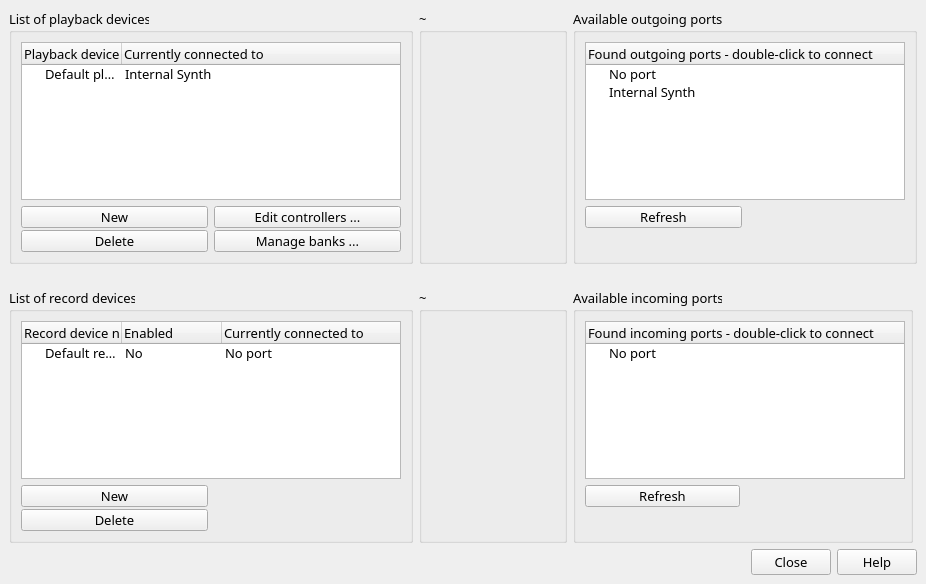
Qt form src/gui/ui/DevicesManagerNewUi.ui (nengxu/rosegarden) before a commit.
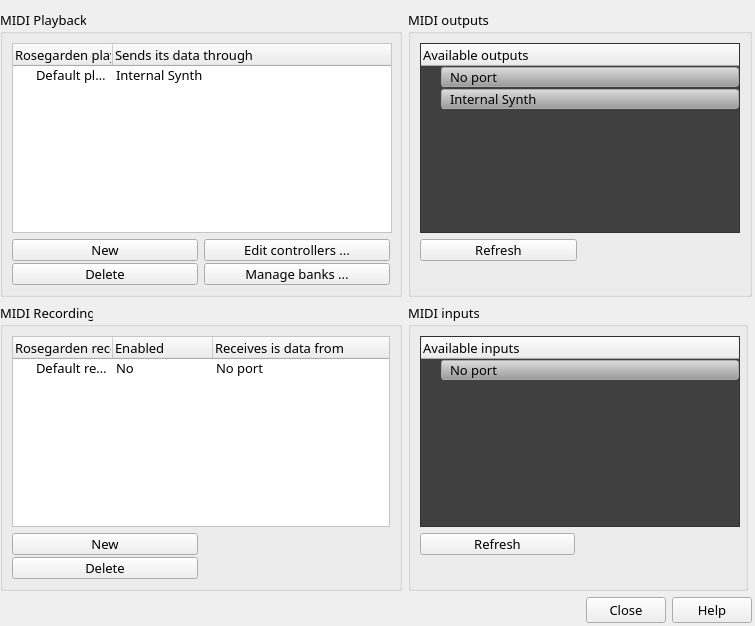
The same form after that commit. Icons and pictures are not drawn.

Commit message: * a bit of rearranging in the new device manager, trying to make it more obvious   what things are for by making the "click to connect" list items resemble   buttons

```diff
--- a/src/gui/ui/DevicesManagerNewUi.ui
+++ b/src/gui/ui/DevicesManagerNewUi.ui
@@ -6,8 +6,8 @@
    <rect>
     <x>0</x>
     <y>0</y>
-    <width>924</width>
-    <height>584</height>
+    <width>755</width>
+    <height>626</height>
    </rect>
   </property>
   <property name="font" >
@@ -25,16 +25,20 @@
     <normaloff>:/pixmaps/DevicesManagerNew/icon-midi-connect.png</normaloff>:/pixmaps/DevicesManagerNew/icon-midi-connect.png</iconset>
   </property>
   <widget class="QWidget" name="centralwidget" >
-   <layout class="QGridLayout" name="gridLayout_2" >
-    <item row="0" column="0" >
+   <widget class="QWidget" name="" >
+    <property name="geometry" >
+     <rect>
+      <x>0</x>
+      <y>10</y>
+      <width>752</width>
+      <height>613</height>
+     </rect>
+    </property>
      <layout class="QGridLayout" name="gridLayout" >
-      <property name="verticalSpacing" >
-       <number>24</number>
-      </property>
       <item row="0" column="0" >
        <widget class="QGroupBox" name="groupBox" >
         <property name="title" >
-         <string>List of playback devices</string>
+        <string>MIDI Playback</string>
         </property>
         <layout class="QGridLayout" name="gridLayout_3" >
          <item row="0" column="0" colspan="2" >
@@ -70,6 +74,17 @@
            <property name="autoFillBackground" >
             <bool>false</bool>
            </property>
+          <property name="styleSheet" >
+           <string notr="true" >QTreeView
+{
+    background-color: #FFFFFF;
+    alternate-background-color: #EEEEFF;
+    color: #000000;
+    selection-background-color: #80AFFF;
+    selection-color: #FFFFFF;
+}
+</string>
+          </property>
            <property name="frameShape" >
             <enum>QFrame::StyledPanel</enum>
            </property>
@@ -78,12 +93,12 @@
            </property>
            <column>
             <property name="text" >
-             <string>Playback device name</string>
+            <string>Rosegarden playback device</string>
             </property>
            </column>
            <column>
             <property name="text" >
-             <string>Currently connected to</string>
+            <string>Sends its data through</string>
             </property>
            </column>
            <item>
@@ -244,10 +259,264 @@
         </layout>
        </widget>
       </item>
+     <item row="0" column="1" >
+      <widget class="QGroupBox" name="groupBox_2" >
+       <property name="sizePolicy" >
+        <sizepolicy vsizetype="Preferred" hsizetype="Preferred" >
+         <horstretch>0</horstretch>
+         <verstretch>0</verstretch>
+        </sizepolicy>
+       </property>
+       <property name="title" >
+        <string>MIDI outputs</string>
+       </property>
+       <layout class="QGridLayout" name="gridLayout_4" >
+        <item row="0" column="0" colspan="2" >
+         <widget class="QTreeWidget" name="m_treeWidget_outputPorts" >
+          <property name="sizePolicy" >
+           <sizepolicy vsizetype="Expanding" hsizetype="Preferred" >
+            <horstretch>0</horstretch>
+            <verstretch>0</verstretch>
+           </sizepolicy>
+          </property>
+          <property name="minimumSize" >
+           <size>
+            <width>320</width>
+            <height>0</height>
+           </size>
+          </property>
+          <property name="maximumSize" >
+           <size>
+            <width>16777215</width>
+            <height>16777215</height>
+           </size>
+          </property>
+          <property name="font" >
+           <font>
+            <family>Sans Serif</family>
+            <pointsize>10</pointsize>
+           </font>
+          </property>
+          <property name="toolTip" >
+           <string>&lt;!DOCTYPE HTML PUBLIC "-//W3C//DTD HTML 4.0//EN" "http://www.w3.org/TR/REC-html40/strict.dtd">
+&lt;html>&lt;head>&lt;meta name="qrichtext" content="1" />&lt;style type="text/css">
+p, li { white-space: pre-wrap; }
+&lt;/style>&lt;/head>&lt;body style=" font-family:'Sans Serif'; font-size:10pt; font-weight:400; font-style:normal;">
+&lt;p style=" margin-top:0px; margin-bottom:0px; margin-left:0px; margin-right:0px; -qt-block-indent:0; text-indent:0px;">First select (or create) a playback device (at left). Then &lt;span style=" text-decoration: underline;">double-click&lt;/span> here&lt;span style=" text-decoration: underline;"> to connect&lt;/span> it to an outgoing alsa-&lt;span style=" text-decoration: underline;">midi port.&lt;/span>&lt;/p>
+&lt;p style=" margin-top:0px; margin-bottom:0px; margin-left:0px; margin-right:0px; -qt-block-indent:0; text-indent:0px;">Alsa-midi ports are created by the drivers for external midi hardware, or by midi-software itself, e.g. by software-synthesizers. &lt;/p>
+&lt;p style="-qt-paragraph-type:empty; margin-top:0px; margin-bottom:0px; margin-left:0px; margin-right:0px; -qt-block-indent:0; text-indent:0px;">&lt;/p>&lt;/body>&lt;/html></string>
+          </property>
+          <property name="styleSheet" >
+           <string notr="true" >/*Style the QTreeWidget items in this widget to resemble and behave like push buttons.*/
+
+QTreeView {
+     show-decoration-selected: 1;
+     background-color: #404040;
+     selection-background-color: #404040;
+}
+
+QTreeView::item {
+    border: 1px solid #AAAAAA;
+    border-radius: 3px;
+    background-color: qlineargradient(spread:pad, x1:0, y1:1, x2:0, y2:0, stop:0 #999999, stop:1 #DDDDDD);
+    color: #000000;
+    padding: 0 5px 0 5px;
+    margin: 1px 0 1px 0; /* force some space to better resemble buttons */
+}
+
+QTreeView::item:hover {
+    border: 1px solid #AAAAAA;
+    border-radius: 3px;
+    background-color: #CCDFFF;
+    color: #000000;
+}
+
+QTreeView::item:selected {
+
+/* styling them as "pushed" doesn't work, because these buttons don't really push.  Whatever "sends data through" selected on the left, the button here turns bold. That might be the place to use the "pushed" look, but I don't see where that is happening right off.  Maybe in the code.  Skipping this for now.
+*/
+/*    border: 1px solid #E0E0E0;
+    border-radius: 3px;
+    background-color: qlineargradient(spread:pad, x1:0, y1:1, x2:0, y2:0, stop:0 #E0E0E0, stop:1 #EEEEEE);*/
+
+}
+
+QTreeView::item:selected:active{
+/* do nothing different */
+}
+
+QTreeView::item:selected:!active {
+/* do nothing different */
+}
+
+QTreeView::branch {
+/*    background: #404040; */
+    border-image: url(:pixmaps/style/connect-button-arrow.png) 1;
+}</string>
+          </property>
+          <column>
+           <property name="text" >
+            <string>Available outputs</string>
+           </property>
+          </column>
+          <item>
+           <property name="text" >
+            <string>No port</string>
+           </property>
+           <property name="icon" >
+            <iconset>
+             <normaloff>:/default/icon-plugged-out.png</normaloff>:/default/icon-plugged-out.png</iconset>
+           </property>
+          </item>
+          <item>
+           <property name="text" >
+            <string>Internal Synth</string>
+           </property>
+           <property name="icon" >
+            <iconset>
+             <normaloff>:/default/icon-plugged-out.png</normaloff>:/default/icon-plugged-out.png</iconset>
+           </property>
+          </item>
+         </widget>
+        </item>
+        <item row="1" column="0" >
+         <widget class="QFrame" name="frame_3" >
+          <property name="frameShape" >
+           <enum>QFrame::NoFrame</enum>
+          </property>
+          <property name="frameShadow" >
+           <enum>QFrame::Raised</enum>
+          </property>
+          <layout class="QVBoxLayout" name="verticalLayout_2" >
+           <property name="spacing" >
+            <number>2</number>
+           </property>
+           <property name="margin" >
+            <number>0</number>
+           </property>
+           <item>
+            <widget class="QPushButton" name="pushButton_refreshOutputPorts" >
+             <property name="minimumSize" >
+              <size>
+               <width>0</width>
+               <height>0</height>
+              </size>
+             </property>
+             <property name="maximumSize" >
+              <size>
+               <width>16777215</width>
+               <height>22</height>
+              </size>
+             </property>
+             <property name="toolTip" >
+              <string>&lt;!DOCTYPE HTML PUBLIC "-//W3C//DTD HTML 4.0//EN" "http://www.w3.org/TR/REC-html40/strict.dtd">
+&lt;html>&lt;head>&lt;meta name="qrichtext" content="1" />&lt;style type="text/css">
+p, li { white-space: pre-wrap; }
+&lt;/style>&lt;/head>&lt;body style=" font-family:'Sans Serif'; font-size:10pt; font-weight:400; font-style:normal;">
+&lt;p style=" margin-top:0px; margin-bottom:0px; margin-left:0px; margin-right:0px; -qt-block-indent:0; text-indent:0px;">Click to refresh the port-list, if a new midi-device was (de-)connected, or a midi-software was opened or closed. Rosegarden also provides some support to auto-detect these kind of changes.&lt;/p>
+&lt;p style="-qt-paragraph-type:empty; margin-top:0px; margin-bottom:0px; margin-left:0px; margin-right:0px; -qt-block-indent:0; text-indent:0px;">&lt;/p>&lt;/body>&lt;/html></string>
+             </property>
+             <property name="text" >
+              <string>Refresh</string>
+             </property>
+             <property name="flat" >
+              <bool>false</bool>
+             </property>
+            </widget>
+           </item>
+           <item>
+            <widget class="QPushButton" name="pushButton_addLV2Device" >
+             <property name="enabled" >
+              <bool>true</bool>
+             </property>
+             <property name="sizePolicy" >
+              <sizepolicy vsizetype="Minimum" hsizetype="Minimum" >
+               <horstretch>0</horstretch>
+               <verstretch>0</verstretch>
+              </sizepolicy>
+             </property>
+             <property name="minimumSize" >
+              <size>
+               <width>0</width>
+               <height>0</height>
+              </size>
+             </property>
+             <property name="maximumSize" >
+              <size>
+               <width>16777215</width>
+               <height>22</height>
+              </size>
+             </property>
+             <property name="toolTip" >
+              <string>&lt;!DOCTYPE HTML PUBLIC "-//W3C//DTD HTML 4.0//EN" "http://www.w3.org/TR/REC-html40/strict.dtd">
+&lt;html>&lt;head>&lt;meta name="qrichtext" content="1" />&lt;style type="text/css">
+p, li { white-space: pre-wrap; }
+&lt;/style>&lt;/head>&lt;body style=" font-family:'Sans Serif'; font-size:10pt; font-weight:400; font-style:normal;">
+&lt;p style=" margin-top:0px; margin-bottom:0px; margin-left:0px; margin-right:0px; -qt-block-indent:0; text-indent:0px;">LV2 is the most recent plugin standard for linux audio and effect plugins.&lt;/p>
+&lt;p style=" margin-top:0px; margin-bottom:0px; margin-left:0px; margin-right:0px; -qt-block-indent:0; text-indent:0px;">More information is available on the &lt;a href="http://lv2plug.in/">&lt;span style=" text-decoration: underline; color:#0057ae;">LV2 Plugin Website&lt;/span>&lt;/a> .&lt;/p>
+&lt;p style="-qt-paragraph-type:empty; margin-top:0px; margin-bottom:0px; margin-left:0px; margin-right:0px; -qt-block-indent:0; text-indent:0px;">&lt;/p>&lt;/body>&lt;/html></string>
+             </property>
+             <property name="text" >
+              <string comment="Create, load or export bank (or patch) definitions with program names for the selected device." />
+             </property>
+             <property name="flat" >
+              <bool>true</bool>
+             </property>
+            </widget>
+           </item>
+          </layout>
+         </widget>
+        </item>
+        <item row="1" column="1" >
+         <widget class="QFrame" name="frame_4" >
+          <property name="frameShape" >
+           <enum>QFrame::NoFrame</enum>
+          </property>
+          <property name="frameShadow" >
+           <enum>QFrame::Raised</enum>
+          </property>
+          <layout class="QVBoxLayout" name="verticalLayout_7" >
+           <property name="spacing" >
+            <number>2</number>
+           </property>
+           <property name="margin" >
+            <number>0</number>
+           </property>
+           <item>
+            <widget class="QPushButton" name="pushButton_4" >
+             <property name="enabled" >
+              <bool>false</bool>
+             </property>
+             <property name="minimumSize" >
+              <size>
+               <width>0</width>
+               <height>0</height>
+              </size>
+             </property>
+             <property name="maximumSize" >
+              <size>
+               <width>16777215</width>
+               <height>22</height>
+              </size>
+             </property>
+             <property name="text" >
+              <string/>
+             </property>
+             <property name="flat" >
+              <bool>true</bool>
+             </property>
+            </widget>
+           </item>
+          </layout>
+         </widget>
+        </item>
+       </layout>
+      </widget>
+     </item>
       <item row="1" column="0" >
        <widget class="QGroupBox" name="groupBox_3" >
         <property name="title" >
-         <string>List of record devices</string>
+        <string>MIDI Recording</string>
         </property>
         <layout class="QGridLayout" name="gridLayout_5" >
          <item row="1" column="1" >
@@ -406,6 +675,17 @@
            <property name="autoFillBackground" >
             <bool>false</bool>
            </property>
+          <property name="styleSheet" >
+           <string notr="true" >QTreeView
+{
+    background-color: #FFFFFF;
+    alternate-background-color: #EEEEFF;
+    color: #000000;
+    selection-background-color: #80AFFF;
+    selection-color: #FFFFFF;
+}
+</string>
+          </property>
            <property name="frameShape" >
             <enum>QFrame::StyledPanel</enum>
            </property>
@@ -414,7 +694,7 @@
            </property>
            <column>
             <property name="text" >
-             <string>Record device name</string>
+            <string>Rosegarden recording device</string>
             </property>
            </column>
            <column>
@@ -424,7 +704,7 @@
            </column>
            <column>
             <property name="text" >
-             <string>Currently connected to</string>
+            <string>Receives is data from</string>
             </property>
            </column>
            <item>
@@ -443,7 +723,7 @@
         </layout>
        </widget>
       </item>
-      <item row="1" column="2" >
+     <item row="1" column="1" >
        <widget class="QGroupBox" name="groupBox_4" >
         <property name="sizePolicy" >
          <sizepolicy vsizetype="Preferred" hsizetype="Preferred" >
@@ -458,7 +738,7 @@
          </size>
         </property>
         <property name="title" >
-         <string>Available incoming ports</string>
+        <string>MIDI inputs</string>
         </property>
         <layout class="QGridLayout" name="gridLayout_6" >
          <item row="0" column="0" colspan="2" >
@@ -496,9 +776,57 @@
 &lt;p style=" margin-top:0px; margin-bottom:0px; margin-left:0px; margin-right:0px; -qt-block-indent:0; text-indent:0px;">Alsa-midi ports are created by the drivers for external midi hardware, or by midi-software itself, e.g. by other midi-sequencers. &lt;/p>
 &lt;p style="-qt-paragraph-type:empty; margin-top:0px; margin-bottom:0px; margin-left:0px; margin-right:0px; -qt-block-indent:0; text-indent:0px;">&lt;/p>&lt;/body>&lt;/html></string>
            </property>
+          <property name="styleSheet" >
+           <string notr="true" >/*Style the QTreeWidget items in this widget to resemble and behave like push buttons.*/
+
+QTreeView {
+     show-decoration-selected: 1;
+     background-color: #404040;
+     selection-background-color: #404040;
+}
+
+QTreeView::item {
+    border: 1px solid #AAAAAA;
+    border-radius: 3px;
+    background-color: qlineargradient(spread:pad, x1:0, y1:1, x2:0, y2:0, stop:0 #999999, stop:1 #DDDDDD);
+    color: #000000;
+    padding: 0 5px 0 5px;
+    margin: 1px 0 1px 0; /* force some space to better resemble buttons */
+}
+
+QTreeView::item:hover {
+    border: 1px solid #AAAAAA;
+    border-radius: 3px;
+    background-color: #CCDFFF;
+    color: #000000;
+}
+
+QTreeView::item:selected {
+
+/* styling them as "pushed" doesn't work, because these buttons don't really push.  Whatever "sends data through" selected on the left, the button here turns bold. That might be the place to use the "pushed" look, but I don't see where that is happening right off.  Maybe in the code.  Skipping this for now.
+*/
+/*    border: 1px solid #E0E0E0;
+    border-radius: 3px;
+    background-color: qlineargradient(spread:pad, x1:0, y1:1, x2:0, y2:0, stop:0 #E0E0E0, stop:1 #EEEEEE);*/
+
+}
+
+QTreeView::item:selected:active{
+/* do nothing different */
+}
+
+QTreeView::item:selected:!active {
+/* do nothing different */
+}
+
+QTreeView::branch {
+/*    background: #404040; */
+    border-image: url(:pixmaps/style/connect-button-arrow.png) 1;
+}</string>
+          </property>
            <column>
             <property name="text" >
-             <string>Found incoming ports - double-click to connect</string>
+            <string>Available inputs</string>
             </property>
            </column>
            <item>
@@ -597,311 +925,7 @@
         </layout>
        </widget>
       </item>
-      <item row="0" column="2" >
-       <widget class="QGroupBox" name="groupBox_2" >
-        <property name="sizePolicy" >
-         <sizepolicy vsizetype="Preferred" hsizetype="Preferred" >
-          <horstretch>0</horstretch>
-          <verstretch>0</verstretch>
-         </sizepolicy>
-        </property>
-        <property name="title" >
-         <string>Available outgoing ports</string>
-        </property>
-        <layout class="QGridLayout" name="gridLayout_4" >
-         <item row="0" column="0" colspan="2" >
-          <widget class="QTreeWidget" name="m_treeWidget_outputPorts" >
-           <property name="sizePolicy" >
-            <sizepolicy vsizetype="Expanding" hsizetype="Preferred" >
-             <horstretch>0</horstretch>
-             <verstretch>0</verstretch>
-            </sizepolicy>
-           </property>
-           <property name="minimumSize" >
-            <size>
-             <width>320</width>
-             <height>0</height>
-            </size>
-           </property>
-           <property name="maximumSize" >
-            <size>
-             <width>16777215</width>
-             <height>16777215</height>
-            </size>
-           </property>
-           <property name="font" >
-            <font>
-             <family>Sans Serif</family>
-             <pointsize>10</pointsize>
-            </font>
-           </property>
-           <property name="toolTip" >
-            <string>&lt;!DOCTYPE HTML PUBLIC "-//W3C//DTD HTML 4.0//EN" "http://www.w3.org/TR/REC-html40/strict.dtd">
-&lt;html>&lt;head>&lt;meta name="qrichtext" content="1" />&lt;style type="text/css">
-p, li { white-space: pre-wrap; }
-&lt;/style>&lt;/head>&lt;body style=" font-family:'Sans Serif'; font-size:10pt; font-weight:400; font-style:normal;">
-&lt;p style=" margin-top:0px; margin-bottom:0px; margin-left:0px; margin-right:0px; -qt-block-indent:0; text-indent:0px;">First select (or create) a playback device (at left). Then &lt;span style=" text-decoration: underline;">double-click&lt;/span> here&lt;span style=" text-decoration: underline;"> to connect&lt;/span> it to an outgoing alsa-&lt;span style=" text-decoration: underline;">midi port.&lt;/span>&lt;/p>
-&lt;p style=" margin-top:0px; margin-bottom:0px; margin-left:0px; margin-right:0px; -qt-block-indent:0; text-indent:0px;">Alsa-midi ports are created by the drivers for external midi hardware, or by midi-software itself, e.g. by software-synthesizers. &lt;/p>
-&lt;p style="-qt-paragraph-type:empty; margin-top:0px; margin-bottom:0px; margin-left:0px; margin-right:0px; -qt-block-indent:0; text-indent:0px;">&lt;/p>&lt;/body>&lt;/html></string>
-           </property>
-           <column>
-            <property name="text" >
-             <string>Found outgoing ports - double-click to connect</string>
-            </property>
-           </column>
-           <item>
-            <property name="text" >
-             <string>No port</string>
-            </property>
-            <property name="icon" >
-             <iconset>
-              <normaloff>:/default/icon-plugged-out.png</normaloff>:/default/icon-plugged-out.png</iconset>
-            </property>
-           </item>
-           <item>
-            <property name="text" >
-             <string>Internal Synth</string>
-            </property>
-            <property name="icon" >
-             <iconset>
-              <normaloff>:/default/icon-plugged-out.png</normaloff>:/default/icon-plugged-out.png</iconset>
-            </property>
-           </item>
-          </widget>
-         </item>
-         <item row="1" column="0" >
-          <widget class="QFrame" name="frame_3" >
-           <property name="frameShape" >
-            <enum>QFrame::NoFrame</enum>
-           </property>
-           <property name="frameShadow" >
-            <enum>QFrame::Raised</enum>
-           </property>
-           <layout class="QVBoxLayout" name="verticalLayout_2" >
-            <property name="spacing" >
-             <number>2</number>
-            </property>
-            <property name="margin" >
-             <number>0</number>
-            </property>
-            <item>
-             <widget class="QPushButton" name="pushButton_refreshOutputPorts" >
-              <property name="minimumSize" >
-               <size>
-                <width>0</width>
-                <height>0</height>
-               </size>
-              </property>
-              <property name="maximumSize" >
-               <size>
-                <width>16777215</width>
-                <height>22</height>
-               </size>
-              </property>
-              <property name="toolTip" >
-               <string>&lt;!DOCTYPE HTML PUBLIC "-//W3C//DTD HTML 4.0//EN" "http://www.w3.org/TR/REC-html40/strict.dtd">
-&lt;html>&lt;head>&lt;meta name="qrichtext" content="1" />&lt;style type="text/css">
-p, li { white-space: pre-wrap; }
-&lt;/style>&lt;/head>&lt;body style=" font-family:'Sans Serif'; font-size:10pt; font-weight:400; font-style:normal;">
-&lt;p style=" margin-top:0px; margin-bottom:0px; margin-left:0px; margin-right:0px; -qt-block-indent:0; text-indent:0px;">Click to refresh the port-list, if a new midi-device was (de-)connected, or a midi-software was opened or closed. Rosegarden also provides some support to auto-detect these kind of changes.&lt;/p>
-&lt;p style="-qt-paragraph-type:empty; margin-top:0px; margin-bottom:0px; margin-left:0px; margin-right:0px; -qt-block-indent:0; text-indent:0px;">&lt;/p>&lt;/body>&lt;/html></string>
-              </property>
-              <property name="text" >
-               <string>Refresh</string>
-              </property>
-              <property name="flat" >
-               <bool>false</bool>
-              </property>
-             </widget>
-            </item>
-            <item>
-             <widget class="QPushButton" name="pushButton_addLV2Device" >
-              <property name="sizePolicy" >
-               <sizepolicy vsizetype="Minimum" hsizetype="Minimum" >
-                <horstretch>0</horstretch>
-                <verstretch>0</verstretch>
-               </sizepolicy>
-              </property>
-              <property name="minimumSize" >
-               <size>
-                <width>0</width>
-                <height>0</height>
-               </size>
-              </property>
-              <property name="maximumSize" >
-               <size>
-                <width>16777215</width>
-                <height>22</height>
-               </size>
-              </property>
-              <property name="toolTip" >
-               <string>&lt;!DOCTYPE HTML PUBLIC "-//W3C//DTD HTML 4.0//EN" "http://www.w3.org/TR/REC-html40/strict.dtd">
-&lt;html>&lt;head>&lt;meta name="qrichtext" content="1" />&lt;style type="text/css">
-p, li { white-space: pre-wrap; }
-&lt;/style>&lt;/head>&lt;body style=" font-family:'Sans Serif'; font-size:10pt; font-weight:400; font-style:normal;">
-&lt;p style=" margin-top:0px; margin-bottom:0px; margin-left:0px; margin-right:0px; -qt-block-indent:0; text-indent:0px;">LV2 is the most recent plugin standard for linux audio and effect plugins.&lt;/p>
-&lt;p style=" margin-top:0px; margin-bottom:0px; margin-left:0px; margin-right:0px; -qt-block-indent:0; text-indent:0px;">More information is available on the &lt;a href="http://lv2plug.in/">&lt;span style=" text-decoration: underline; color:#0057ae;">LV2 Plugin Website&lt;/span>&lt;/a> .&lt;/p>
-&lt;p style="-qt-paragraph-type:empty; margin-top:0px; margin-bottom:0px; margin-left:0px; margin-right:0px; -qt-block-indent:0; text-indent:0px;">&lt;/p>&lt;/body>&lt;/html></string>
-              </property>
-              <property name="text" >
-               <string comment="Create, load or export bank (or patch) definitions with program names for the selected device." />
-              </property>
-              <property name="flat" >
-               <bool>true</bool>
-              </property>
-             </widget>
-            </item>
-           </layout>
-          </widget>
-         </item>
-         <item row="1" column="1" >
-          <widget class="QFrame" name="frame_4" >
-           <property name="frameShape" >
-            <enum>QFrame::NoFrame</enum>
-           </property>
-           <property name="frameShadow" >
-            <enum>QFrame::Raised</enum>
-           </property>
-           <layout class="QVBoxLayout" name="verticalLayout_7" >
-            <property name="spacing" >
-             <number>2</number>
-            </property>
-            <property name="margin" >
-             <number>0</number>
-            </property>
-            <item>
-             <widget class="QPushButton" name="pushButton_4" >
-              <property name="minimumSize" >
-               <size>
-                <width>0</width>
-                <height>0</height>
-               </size>
-              </property>
-              <property name="maximumSize" >
-               <size>
-                <width>16777215</width>
-                <height>22</height>
-               </size>
-              </property>
-              <property name="text" >
-               <string/>
-              </property>
-              <property name="flat" >
-               <bool>true</bool>
-              </property>
-             </widget>
-            </item>
-           </layout>
-          </widget>
-         </item>
-        </layout>
-       </widget>
-      </item>
-      <item row="0" column="1" >
-       <widget class="QGroupBox" name="groupBox_5" >
-        <property name="minimumSize" >
-         <size>
-          <width>148</width>
-          <height>0</height>
-         </size>
-        </property>
-        <property name="maximumSize" >
-         <size>
-          <width>16777215</width>
-          <height>16777215</height>
-         </size>
-        </property>
-        <property name="title" >
-         <string>~</string>
-        </property>
-        <property name="flat" >
-         <bool>false</bool>
-        </property>
-        <property name="checkable" >
-         <bool>false</bool>
-        </property>
-        <layout class="QHBoxLayout" name="horizontalLayout" >
-         <item>
-          <widget class="QWidget" native="1" name="widget" >
-           <property name="sizePolicy" >
-            <sizepolicy vsizetype="Preferred" hsizetype="Preferred" >
-             <horstretch>0</horstretch>
-             <verstretch>0</verstretch>
-            </sizepolicy>
-           </property>
-           <property name="minimumSize" >
-            <size>
-             <width>128</width>
-             <height>128</height>
-            </size>
-           </property>
-           <property name="autoFillBackground" >
-            <bool>false</bool>
-           </property>
-           <property name="styleSheet" >
-            <string notr="true" >background-image: url(:/pixmaps/DevicesManagerNew/image-connect.png);
-background-repeat: no, no;
-</string>
-           </property>
-          </widget>
-         </item>
-        </layout>
-       </widget>
-      </item>
-      <item row="1" column="1" >
-       <widget class="QGroupBox" name="groupBox_6" >
-        <property name="minimumSize" >
-         <size>
-          <width>148</width>
-          <height>0</height>
-         </size>
-        </property>
-        <property name="maximumSize" >
-         <size>
-          <width>24</width>
-          <height>16777215</height>
-         </size>
-        </property>
-        <property name="title" >
-         <string>~ </string>
-        </property>
-        <property name="flat" >
-         <bool>false</bool>
-        </property>
-        <property name="checkable" >
-         <bool>false</bool>
-        </property>
-        <layout class="QHBoxLayout" name="horizontalLayout_2" >
-         <item>
-          <widget class="QWidget" native="1" name="widget_2" >
-           <property name="sizePolicy" >
-            <sizepolicy vsizetype="Preferred" hsizetype="Preferred" >
-             <horstretch>0</horstretch>
-             <verstretch>0</verstretch>
-            </sizepolicy>
-           </property>
-           <property name="minimumSize" >
-            <size>
-             <width>128</width>
-             <height>128</height>
-            </size>
-           </property>
-           <property name="autoFillBackground" >
-            <bool>false</bool>
-           </property>
-           <property name="styleSheet" >
-            <string notr="true" >background-image: url(:/pixmaps/DevicesManagerNew/image-connect.png);
-background-repeat: no, no;
-</string>
-           </property>
-          </widget>
-         </item>
-        </layout>
-       </widget>
-      </item>
-     </layout>
-    </item>
-    <item row="1" column="0" >
+     <item row="2" column="0" colspan="2" >
      <widget class="QDialogButtonBox" name="buttonBox" >
       <property name="orientation" >
        <enum>Qt::Horizontal</enum>
@@ -912,6 +936,7 @@
      </widget>
     </item>
    </layout>
+   </widget>
   </widget>
  </widget>
  <resources>
```
Lines whose indentation alone changed are shown as unchanged. The commit also changes 3 other files.
